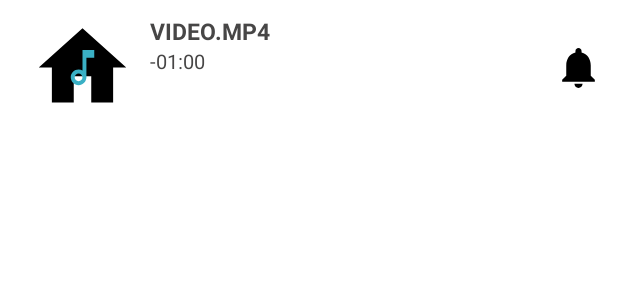
After one commit to phihungha/MediaPlayerApp, an Android app: the layout item_video_library_list.xml on its own in the app's theme, with its tools: preview values and no code run, on a phone screen of 412 x 824 dp. The commit adds this screen. Shown: the top 300 px of the screen. Run offline under Robolectric (Android 15) with nearby library versions, the phone set to English and light mode, and no system bars.

Commit message:
Add layout file for video library in list view

```diff
--- /dev/null
+++ b/app/src/main/res/layout/item_video_library_list.xml
@@ -0,0 +1,83 @@
+<?xml version="1.0" encoding="utf-8"?>
+<LinearLayout xmlns:android="http://schemas.android.com/apk/res/android"
+    xmlns:app="http://schemas.android.com/apk/res-auto"
+    android:layout_width="match_parent"
+    android:layout_height="wrap_content"
+    android:orientation="horizontal"
+    android:padding="10dp">
+
+    <LinearLayout
+        android:layout_width="0dp"
+        android:layout_height="wrap_content"
+        android:layout_weight="11"
+        android:baselineAligned="false"
+        android:orientation="horizontal"
+        android:clickable="true"
+        android:focusable="true"
+        android:foreground="?android:attr/selectableItemBackground">
+
+        <RelativeLayout
+            android:layout_width="wrap_content"
+            android:layout_height="wrap_content"
+            android:paddingStart="10dp"
+            android:paddingEnd="10dp">
+
+            <com.google.android.material.imageview.ShapeableImageView
+                android:id="@+id/video_thumbnail_shapeableimageview"
+                android:layout_width="70dp"
+                android:layout_height="70dp"
+                android:layout_centerInParent="true"
+                android:clickable="true"
+                android:focusable="true"
+                android:foreground="?android:attr/selectableItemBackground"
+                android:scaleType="centerCrop"
+                android:src="@drawable/ic_home_black_24dp"
+                app:shapeAppearanceOverlay="@style/roundedCornerImageView" />
+
+            <ImageView
+                android:layout_width="wrap_content"
+                android:layout_height="wrap_content"
+                android:layout_centerInParent="true"
+                android:contentDescription="@string/description_play_arrow_icon"
+                android:src="@drawable/ic_music" />
+        </RelativeLayout>
+
+        <LinearLayout
+            android:layout_width="match_parent"
+            android:layout_height="match_parent"
+            android:orientation="vertical">
+
+            <TextView
+                android:id="@+id/video_name_textview"
+                android:layout_width="match_parent"
+                android:layout_height="wrap_content"
+                android:ellipsize="end"
+                android:singleLine="true"
+                android:text="@string/video_name_placeholder"
+                android:textColor="#474646"
+                android:textSize="15sp"
+                android:textStyle="bold" />
+
+            <TextView
+                android:id="@+id/video_duration_textview"
+                android:layout_width="match_parent"
+                android:layout_height="wrap_content"
+                android:text="@string/video_duration_placeholder"
+                android:textColor="#474646"
+                android:textSize="13sp" />
+
+        </LinearLayout>
+    </LinearLayout>
+
+
+    <ImageView
+        android:id="@+id/video_options_imageview"
+        android:layout_width="0dp"
+        android:layout_height="match_parent"
+        android:layout_weight="1"
+        android:clickable="true"
+        android:contentDescription="@string/description_options_icon"
+        android:focusable="true"
+        android:foreground="?android:attr/selectableItemBackground"
+        android:src="@drawable/ic_notifications_black_24dp" />
+</LinearLayout>
--- a/app/src/main/res/values/strings.xml
+++ b/app/src/main/res/values/strings.xml
@@ -6,4 +6,8 @@
     <string name="item_sort_by_length">Sort by length</string>
     <string name="item_sort_by_name">Sort by name</string>
     <string name="item_list_grid_change">Change to list/grid</string>
+    <string name="description_options_icon">A gray options icon</string>
+    <string name="video_duration_placeholder">-01:00</string>
+    <string name="video_name_placeholder">VIDEO.MP4</string>
+    <string name="description_play_arrow_icon">A white play arrow icon</string>
 </resources>
```
